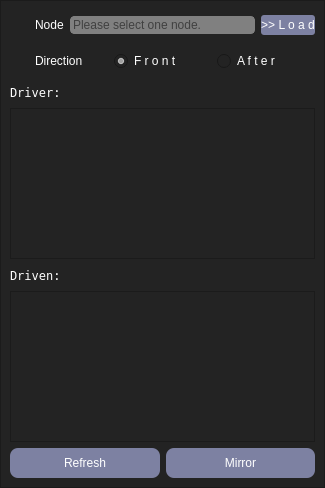
This is Faith/moduleInstaller/Faith/modules/Faith/scripts/Faith/Tools/SDK_Manager/UI/UI.ui in Faith0521/Faith_Proj as Qt 5 draws it before an edit. The edited form follows.
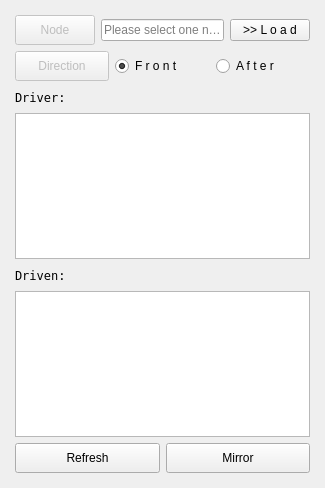
This is the edited form. Icons and pictures are not drawn. Custom widgets are drawn as their Qt base class.

```diff
--- a/Faith/moduleInstaller/Faith/modules/Faith/scripts/Faith/Tools/SDK_Manager/UI/UI.ui
+++ b/Faith/moduleInstaller/Faith/modules/Faith/scripts/Faith/Tools/SDK_Manager/UI/UI.ui
@@ -18,16 +18,16 @@
     <number>0</number>
    </property>
    <property name="leftMargin">
-    <number>0</number>
+    <number>6</number>
    </property>
    <property name="topMargin">
-    <number>0</number>
+    <number>6</number>
    </property>
    <property name="rightMargin">
-    <number>0</number>
+    <number>6</number>
    </property>
    <property name="bottomMargin">
-    <number>0</number>
+    <number>6</number>
    </property>
    <item>
     <widget class="QFrame" name="Content">
@@ -56,13 +56,7 @@
       <item>
        <widget class="QFrame" name="Main_frame">
         <property name="styleSheet">
-         <string notr="true">background-color: rgb(35, 35, 35);</string>
-        </property>
-        <property name="frameShape">
-         <enum>QFrame::StyledPanel</enum>
-        </property>
-        <property name="frameShadow">
-         <enum>QFrame::Raised</enum>
+         <string notr="true"/>
         </property>
         <layout class="QVBoxLayout" name="verticalLayout_3">
          <item>
@@ -77,9 +71,9 @@
             <number>0</number>
            </property>
            <item>
-            <widget class="QPushButton" name="node_btn">
+            <widget class="QPushButton" name="pushButton">
              <property name="enabled">
-              <bool>true</bool>
+              <bool>false</bool>
              </property>
              <property name="minimumSize">
               <size>
@@ -92,17 +86,6 @@
                <family>Segoe UI</family>
               </font>
              </property>
-             <property name="styleSheet">
-              <string notr="true">QPushButton {	
-	color: rgb(255, 255, 255);
-	background-image: url(:/16x16/16x16/cil-hand-point-right.png);
-    background-repeat: no-repeat;
-	border: none;
-	text-align: left;
-	padding-left: 25px;
-}
-</string>
-             </property>
              <property name="text">
               <string>Node</string>
              </property>
@@ -116,14 +99,7 @@
               </font>
              </property>
              <property name="styleSheet">
-              <string notr="true">QLineEdit
-{
-border: 1px solid gray;
-border-radius: 4px;
-
-background: gray;
-selection-background-color: darkgray;
-}</string>
+              <string notr="true"/>
              </property>
              <property name="readOnly">
               <bool>true</bool>
@@ -134,7 +110,7 @@
             </widget>
            </item>
            <item>
-            <widget class="QPushButton" name="load_btn">
+            <widget class="MPushButton" name="load_btn">
              <property name="minimumSize">
               <size>
                <width>0</width>
@@ -147,19 +123,7 @@
               </font>
              </property>
              <property name="styleSheet">
-              <string notr="true">QPushButton {
-	color: rgb(255, 255, 255);
-	background-position: center;
-	background-repeat: no-reperat;
-	border-radius:3px;
-	background-color: rgb(125, 129, 162);
-}
-QPushButton:hover {
-	background-color: rgb(0, 170, 255);
-}
-QPushButton:pressed {	
-	background-color: rgb(85, 170, 255);
-}</string>
+              <string notr="true"/>
              </property>
              <property name="text">
               <string>&gt;&gt; L o a d</string>
@@ -171,7 +135,7 @@
          <item>
           <layout class="QHBoxLayout" name="direc_hb">
            <item>
-            <widget class="QPushButton" name="direction_btn">
+            <widget class="QPushButton" name="pushButton_2">
              <property name="enabled">
               <bool>false</bool>
              </property>
@@ -186,25 +150,13 @@
                <family>Segoe UI</family>
               </font>
              </property>
-             <property name="styleSheet">
-              <string notr="true">QPushButton {	
-	color: rgb(255, 255, 255);
-	background-position: left center;
-	background-image: url(:/16x16/16x16/cil-featured-playlist.png);
-    background-repeat: no-repeat;
-	border: none;
-	text-align: left;
-	padding-left: 25px;
-}
-</string>
-             </property>
              <property name="text">
               <string>Direction</string>
              </property>
             </widget>
            </item>
            <item>
-            <widget class="QRadioButton" name="frnt_rbtn">
+            <widget class="MRadioButton" name="frnt_rbtn">
              <property name="minimumSize">
               <size>
                <width>0</width>
@@ -217,7 +169,7 @@
               </font>
              </property>
              <property name="styleSheet">
-              <string notr="true">color: rgb(255, 255, 255);</string>
+              <string notr="true"/>
              </property>
              <property name="text">
               <string>F r o n t</string>
@@ -228,7 +180,7 @@
             </widget>
            </item>
            <item>
-            <widget class="QRadioButton" name="after_rbtn">
+            <widget class="MRadioButton" name="after_rbtn">
              <property name="minimumSize">
               <size>
                <width>0</width>
@@ -241,7 +193,7 @@
               </font>
              </property>
              <property name="styleSheet">
-              <string notr="true">color: rgb(255, 255, 255);</string>
+              <string notr="true"/>
              </property>
              <property name="text">
               <string>A f t e r</string>
@@ -270,7 +222,7 @@
                   </font>
                  </property>
                  <property name="styleSheet">
-                  <string notr="true">color: rgb(255, 255, 255);</string>
+                  <string notr="true"/>
                  </property>
                  <property name="text">
                   <string>Driver:</string>
@@ -302,7 +254,7 @@
                 </font>
                </property>
                <property name="styleSheet">
-                <string notr="true">color: rgb(255, 255, 255);</string>
+                <string notr="true"/>
                </property>
                <property name="text">
                 <string>Driven:</string>
@@ -321,7 +273,7 @@
              <item>
               <layout class="QHBoxLayout" name="bottomBtn_hb">
                <item>
-                <widget class="QPushButton" name="refresh_btn">
+                <widget class="MPushButton" name="refresh_btn">
                  <property name="minimumSize">
                   <size>
                    <width>0</width>
@@ -334,19 +286,7 @@
                   </font>
                  </property>
                  <property name="styleSheet">
-                  <string notr="true">QPushButton {
-	color: rgb(255, 255, 255);
-	background-position: center;
-	background-repeat: no-reperat;
-	border-radius:8px;
-	background-color: rgb(125, 129, 162);
-}
-QPushButton:hover {
-	background-color: rgb(0, 170, 255);
-}
-QPushButton:pressed {	
-	background-color: rgb(85, 170, 255);
-}</string>
+                  <string notr="true"/>
                  </property>
                  <property name="text">
                   <string>Refresh</string>
@@ -354,7 +294,7 @@
                 </widget>
                </item>
                <item>
-                <widget class="QPushButton" name="mirror_btn">
+                <widget class="MPushButton" name="mirror_btn">
                  <property name="minimumSize">
                   <size>
                    <width>0</width>
@@ -367,19 +307,7 @@
                   </font>
                  </property>
                  <property name="styleSheet">
-                  <string notr="true">QPushButton {
-	color: rgb(255, 255, 255);
-	background-position: center;
-	background-repeat: no-reperat;
-	border-radius:8px;
-	background-color: rgb(125, 129, 162);
-}
-QPushButton:hover {
-	background-color: rgb(0, 170, 255);
-}
-QPushButton:pressed {	
-	background-color: rgb(85, 170, 255);
-}</string>
+                  <string notr="true"/>
                  </property>
                  <property name="text">
                   <string>Mirror</string>
@@ -406,6 +334,16 @@
    <extends>QListView</extends>
    <header>Faith.Core.aboutUI</header>
   </customwidget>
+  <customwidget>
+   <class>MPushButton</class>
+   <extends>QPushButton</extends>
+   <header>dayu_widgets.push_button</header>
+  </customwidget>
+  <customwidget>
+   <class>MRadioButton</class>
+   <extends>QRadioButton</extends>
+   <header>dayu_widgets.radio_button</header>
+  </customwidget>
  </customwidgets>
  <resources>
   <include location="icon.qrc"/>
```
Left out of the diff: 4 changed lines with no effect on the pictures.
